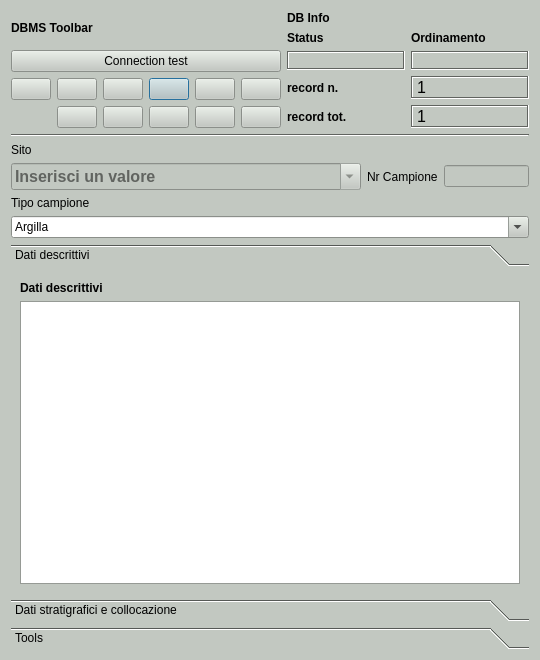
Old version of the form gui/ui/Campioni.ui in the repository pyarchinit/pyarchinit.
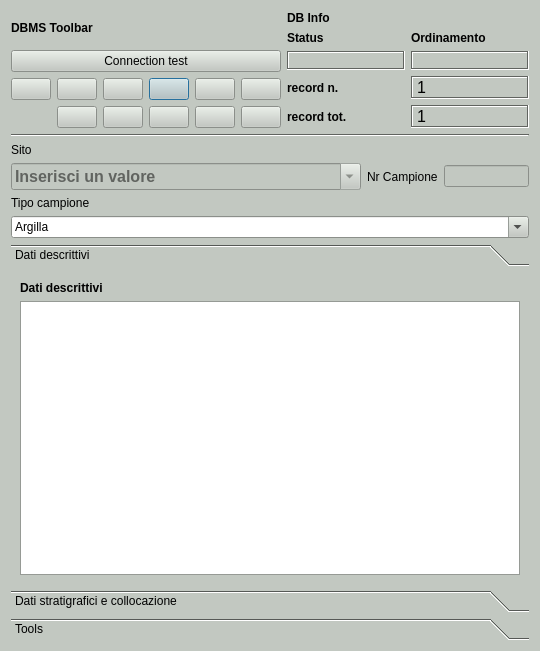
New version of the form. Icons and pictures are not drawn.

Commit message: QPalette not has attribute Placeholder Text

What changed in the file:
```diff
--- a/gui/ui/Campioni.ui
+++ b/gui/ui/Campioni.ui
@@ -7,7 +7,7 @@
     <x>0</x>
     <y>0</y>
     <width>540</width>
-    <height>660</height>
+    <height>651</height>
    </rect>
   </property>
   <property name="minimumSize">
@@ -154,15 +154,6 @@
        </color>
       </brush>
      </colorrole>
-     <colorrole role="PlaceholderText">
-      <brush brushstyle="SolidPattern">
-       <color alpha="128">
-        <red>0</red>
-        <green>0</green>
-        <blue>0</blue>
-       </color>
-      </brush>
-     </colorrole>
     </active>
     <inactive>
      <colorrole role="WindowText">
@@ -300,15 +291,6 @@
        </color>
       </brush>
      </colorrole>
-     <colorrole role="PlaceholderText">
-      <brush brushstyle="SolidPattern">
-       <color alpha="128">
-        <red>0</red>
-        <green>0</green>
-        <blue>0</blue>
-       </color>
-      </brush>
-     </colorrole>
     </inactive>
     <disabled>
      <colorrole role="WindowText">
@@ -446,15 +428,6 @@
        </color>
       </brush>
      </colorrole>
-     <colorrole role="PlaceholderText">
-      <brush brushstyle="SolidPattern">
-       <color alpha="128">
-        <red>0</red>
-        <green>0</green>
-        <blue>0</blue>
-       </color>
-      </brush>
-     </colorrole>
     </disabled>
    </palette>
   </property>
@@ -949,8 +922,8 @@
        <rect>
         <x>0</x>
         <y>0</y>
-        <width>522</width>
-        <height>322</height>
+        <width>518</width>
+        <height>252</height>
        </rect>
       </property>
       <attribute name="label">
```
Left out of the diff: 8 changed lines with no effect on the pictures. The commit also changes 35 other files.
